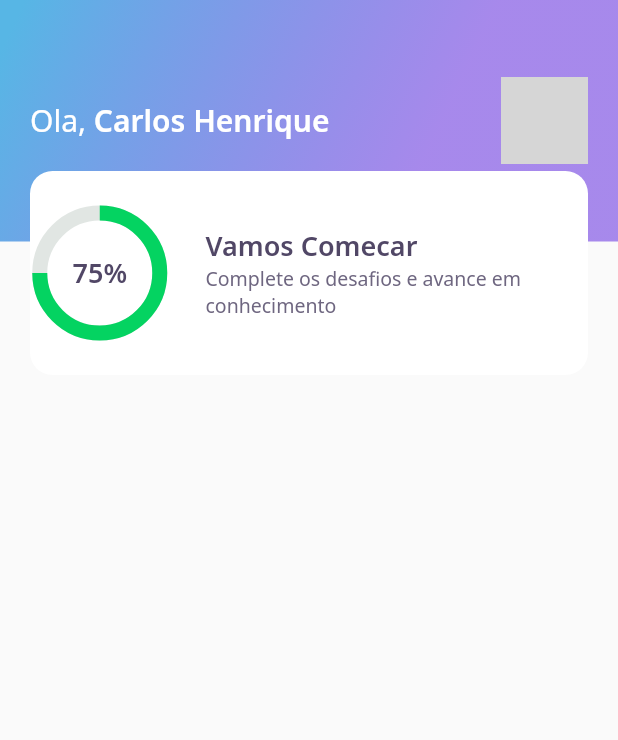
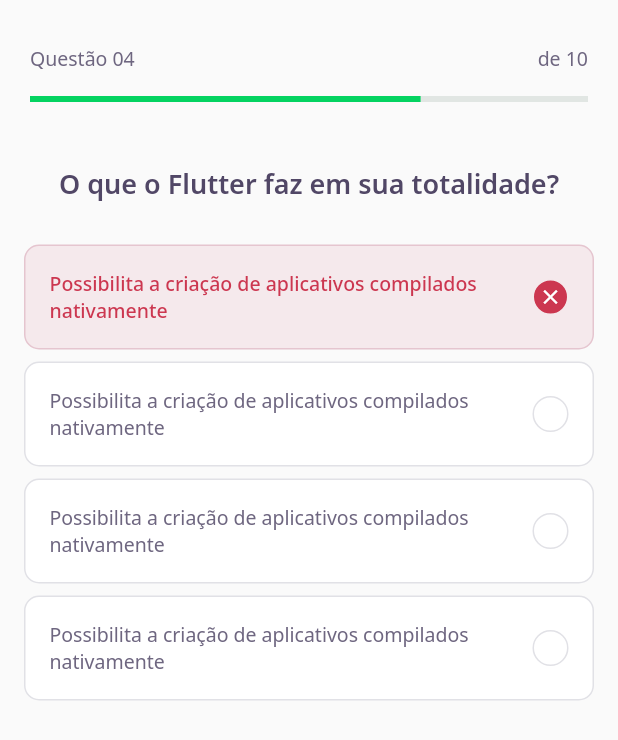
Before and after one commit to carloshenrique-dev/devquiz, a Flutter app: the screen it shows after launch, on a phone screen of 412 x 824 dp. Shown: the top 740 px of the screen. Run offline on Flutter 3.47's test engine with Material 2 defaults, Android fonts, the phone set to English and light mode, and no system bars; our stand-ins replace google_fonts; grey boxes are pictures that could not be loaded.

Commit message:
challenge, answer, progress

```diff
--- /dev/null
+++ b/lib/challenge/challenge_page.dart
@@ -0,0 +1,31 @@
+import 'package:devquiz/challenge/widgets/question_indicator/question_indicator_widget.dart';
+import 'package:devquiz/challenge/widgets/quiz/quiz_widget.dart';
+import 'package:flutter/material.dart';
+
+class ChallengePage extends StatefulWidget {
+  @override
+  _ChallengePageState createState() => _ChallengePageState();
+}
+
+class _ChallengePageState extends State<ChallengePage> {
+  @override
+  Widget build(BuildContext context) {
+    return Scaffold(
+      appBar: PreferredSize(
+        preferredSize: Size.fromHeight(110),
+        child: SafeArea(
+          top: true,
+          child: Column(
+            children: [
+              SizedBox(
+                height: 30,
+              ),
+              QuestionIndicatorWidget(),
+            ],
+          ),
+        ),
+      ),
+      body: QuizWidget(title: 'O que o Flutter faz em sua totalidade?'),
+    );
+  }
+}
--- /dev/null
+++ b/lib/challenge/widgets/answer/answer_widget.dart
@@ -0,0 +1,80 @@
+import 'package:devquiz/core/app_colors.dart';
+import 'package:devquiz/core/app_text_styles.dart';
+import 'package:flutter/material.dart';
+
+class AnswerWidget extends StatelessWidget {
+  final String title;
+  final bool isRight;
+  final bool isSelected;
+
+  const AnswerWidget(
+      {Key? key,
+      required this.title,
+      this.isRight = false,
+      this.isSelected = false})
+      : super(key: key);
+
+  Color get _selectedColorRight =>
+      isRight ? AppColors.darkGreen : AppColors.darkRed;
+
+  Color get _selectedBorderRight =>
+      isRight ? AppColors.lightGreen : AppColors.lightRed;
+
+  Color get _selectedColorCardRight =>
+      isRight ? AppColors.lightGreen : AppColors.lightRed;
+
+  Color get _selectedBorderCardRight =>
+      isRight ? AppColors.green : AppColors.red;
+
+  TextStyle get _selectedTextStyleRight =>
+      isRight ? AppTextStyles.bodyDarkGreen : AppTextStyles.bodyDarkRed;
+
+  IconData get _selectedIconRight => isRight ? Icons.check : Icons.close;
+
+  @override
+  Widget build(BuildContext context) {
+    return Padding(
+      padding: const EdgeInsets.symmetric(horizontal: 16, vertical: 4),
+      child: Container(
+        padding: EdgeInsets.all(16),
+        decoration: BoxDecoration(
+          color: isSelected ? _selectedColorCardRight : AppColors.white,
+          borderRadius: BorderRadius.circular(10),
+          border: Border.fromBorderSide(
+            BorderSide(
+                color:
+                    isSelected ? _selectedBorderCardRight : AppColors.border),
+          ),
+        ),
+        child: Row(
+          mainAxisAlignment: MainAxisAlignment.spaceBetween,
+          children: [
+            Expanded(
+              child: Text(
+                title,
+                style:
+                    isSelected ? _selectedTextStyleRight : AppTextStyles.body,
+              ),
+            ),
+            Container(
+              height: 24,
+              width: 24,
+              decoration: BoxDecoration(
+                color: isSelected ? _selectedColorRight : AppColors.white,
+                borderRadius: BorderRadius.circular(500),
+                border: Border.fromBorderSide(
+                  BorderSide(
+                      color:
+                          isSelected ? _selectedBorderRight : AppColors.border),
+                ),
+              ),
+              child: isSelected
+                  ? Icon(_selectedIconRight, size: 16, color: AppColors.white)
+                  : null,
+            ),
+          ],
+        ),
+      ),
+    );
+  }
+}
--- /dev/null
+++ b/lib/challenge/widgets/question_indicator/question_indicator_widget.dart
@@ -0,0 +1,35 @@
+import 'package:devquiz/core/app_text_styles.dart';
+import 'package:devquiz/shared/widgets/progress_indicator/progress_indicator_widget.dart';
+import 'package:flutter/material.dart';
+
+class QuestionIndicatorWidget extends StatelessWidget {
+  @override
+  Widget build(BuildContext context) {
+    return Container(
+      padding: const EdgeInsets.symmetric(horizontal: 20),
+      child: Column(
+        children: [
+          Row(
+            mainAxisAlignment: MainAxisAlignment.spaceBetween,
+            children: [
+              Text(
+                'Questão 04',
+                style: AppTextStyles.body,
+              ),
+              Text(
+                'de 10',
+                style: AppTextStyles.body,
+              ),
+            ],
+          ),
+          SizedBox(
+            height: 16,
+          ),
+          ProgressIndicatorWidget(
+            value: 0.7,
+          ),
+        ],
+      ),
+    );
+  }
+}
--- /dev/null
+++ b/lib/challenge/widgets/quiz/quiz_widget.dart
@@ -0,0 +1,43 @@
+import 'package:devquiz/challenge/widgets/answer/answer_widget.dart';
+import 'package:devquiz/core/core.dart';
+import 'package:flutter/material.dart';
+
+class QuizWidget extends StatelessWidget {
+  final String title;
+
+  const QuizWidget({Key? key, required this.title}) : super(key: key);
+  @override
+  Widget build(BuildContext context) {
+    return Container(
+      child: Column(
+        children: [
+          Text(
+            title,
+            style: AppTextStyles.heading,
+          ),
+          SizedBox(
+            height: 24,
+          ),
+          AnswerWidget(
+            isRight: false,
+            isSelected: true,
+            title:
+                'Possibilita a criação de aplicativos compilados nativamente',
+          ),
+          AnswerWidget(
+            title:
+                'Possibilita a criação de aplicativos compilados nativamente',
+          ),
+          AnswerWidget(
+            title:
+                'Possibilita a criação de aplicativos compilados nativamente',
+          ),
+          AnswerWidget(
+            title:
+                'Possibilita a criação de aplicativos compilados nativamente',
+          ),
+        ],
+      ),
+    );
+  }
+}
--- a/lib/core/app_widget.dart
+++ b/lib/core/app_widget.dart
@@ -1,3 +1,4 @@
+import 'package:devquiz/challenge/challenge_page.dart';
 import 'package:devquiz/home/home_page.dart';
 import 'package:flutter/material.dart';
 
@@ -6,7 +7,7 @@ class AppWidget extends StatelessWidget {
   Widget build(BuildContext context) {
     return MaterialApp(
       title: "DevQuiz",
-      home: HomePage(),
+      home: ChallengePage(),
       debugShowCheckedModeBanner: false,
     );
   }
--- a/lib/home/widgets/score_card/score_card_widget.dart
+++ b/lib/home/widgets/score_card/score_card_widget.dart
@@ -14,6 +14,8 @@ class ScoreCardWidget extends StatelessWidget {
           borderRadius: BorderRadius.circular(15),
         ),
         height: 136,
+        child: Padding(
+          padding: const EdgeInsets.symmetric(horizontal: 22),
           child: Row(
             crossAxisAlignment: CrossAxisAlignment.center,
             children: [
@@ -48,6 +50,7 @@ class ScoreCardWidget extends StatelessWidget {
             ],
           ),
         ),
+      ),
     );
   }
 }
--- /dev/null
+++ b/lib/shared/widgets/progress_indicator/progress_indicator_widget.dart
@@ -0,0 +1,17 @@
+import 'package:devquiz/core/app_colors.dart';
+import 'package:flutter/material.dart';
+
+class ProgressIndicatorWidget extends StatelessWidget {
+  final double value;
+
+  const ProgressIndicatorWidget({Key? key, required this.value})
+      : super(key: key);
+  @override
+  Widget build(BuildContext context) {
+    return LinearProgressIndicator(
+      value: value,
+      backgroundColor: AppColors.chartSecondary,
+      valueColor: AlwaysStoppedAnimation<Color>(AppColors.chartPrimary),
+    );
+  }
+}
```
Also changed, not shown: lib/home/home_page.dart (+36 -1 lines), lib/home/widgets/level_button/level_button_widget.dart (added, +58 -0 lines), lib/home/widgets/quiz_card/quiz_card_widget.dart (added, +58 -0 lines). Lines whose indentation alone changed are shown as unchanged.
